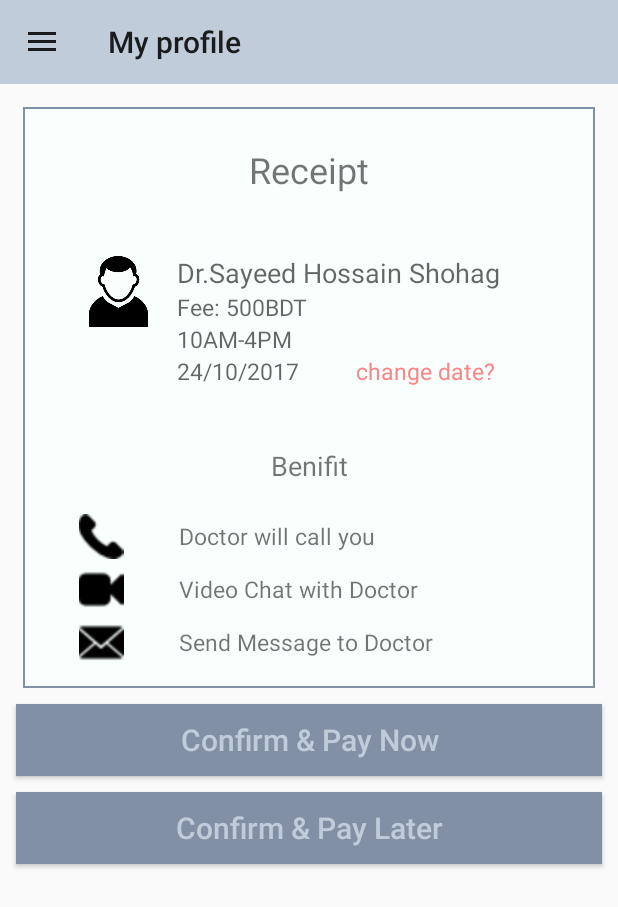
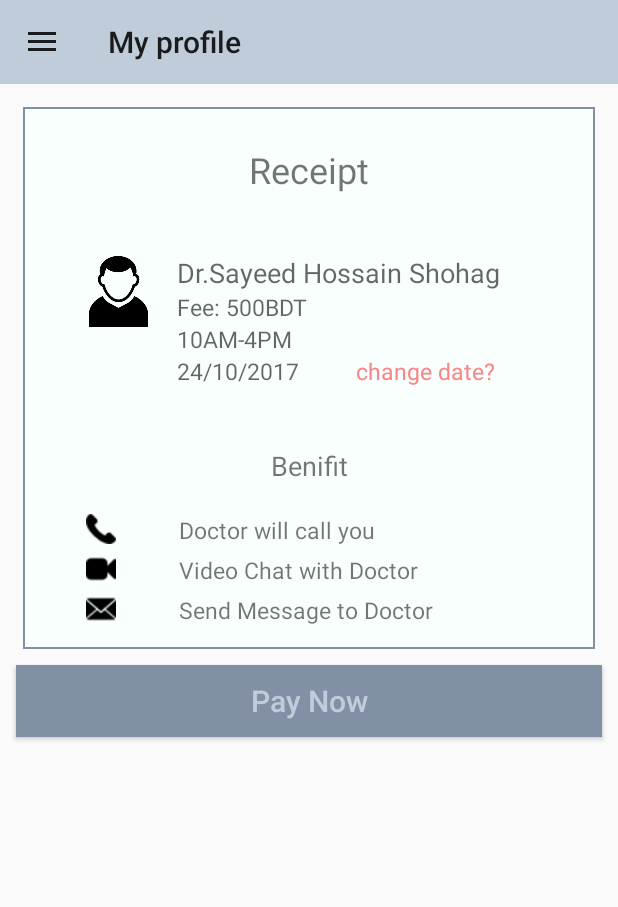
Before and after one commit to RamzanTingku/DakterBariTest, an Android app: the fragment ReceiptFragment placed in its activity, on a phone screen of 412 x 824 dp. Shown: the top 907 px of the screen. Run offline under Robolectric (Android 15) with nearby library versions, the phone set to English and light mode, and no system bars; 2 statements that could not run were skipped.

Commit message:
some change in ui

```diff
--- a/app/build.gradle
+++ b/app/build.gradle
@@ -2,7 +2,7 @@ apply plugin: 'com.android.application'
 
 android {
     compileSdkVersion 26
-    buildToolsVersion "26.0.1"
+    buildToolsVersion '26.0.2'
     defaultConfig {
         applicationId "com.example.ramzanullah.dakterbaritest"
         minSdkVersion 19
--- a/app/src/main/res/layout/fragment_receipt.xml
+++ b/app/src/main/res/layout/fragment_receipt.xml
@@ -116,7 +116,7 @@
             <ImageView
                 android:id="@+id/iv_call_from_doc"
                 android:layout_width="0dp"
-                android:layout_height="30dp"
+                android:layout_height="20dp"
                 android:layout_marginRight="20dp"
                 android:layout_weight="1"
                 android:src="@drawable/call" />
@@ -144,7 +144,7 @@
             <ImageView
                 android:id="@+id/iv_vid_chat"
                 android:layout_width="0dp"
-                android:layout_height="30dp"
+                android:layout_height="20dp"
                 android:layout_marginRight="20dp"
                 android:layout_weight="1"
                 android:src="@drawable/vidcall" />
@@ -171,7 +171,7 @@
             <ImageView
                 android:id="@+id/iv_msg"
                 android:layout_width="0dp"
-                android:layout_height="30dp"
+                android:layout_height="20dp"
                 android:layout_marginRight="20dp"
                 android:layout_weight="1"
                 android:src="@drawable/msg" />
@@ -195,7 +195,7 @@
 
     <Button
         android:id="@+id/btn_pay_now"
-        android:text="Confirm &amp; Pay Now"
+        android:text="Pay Now"
         android:textAllCaps="false"
         android:textSize="20sp"
         android:background="#8190A5"
@@ -204,15 +204,15 @@
         android:layout_height="wrap_content"
         android:layout_margin="5dp"/>
 
-    <Button
+   <!-- <Button
         android:id="@+id/btn_pay_later"
-        android:text="Confirm &amp; Pay Later"
+        android:text="Pay Later"
         android:textAllCaps="false"
         android:textSize="20sp"
         android:background="#8190A5"
         android:textColor="@color/colorPrimary"
         android:layout_width="match_parent"
         android:layout_height="wrap_content"
-        android:layout_margin="5dp"/>
+        android:layout_margin="5dp"/>-->
 
 </LinearLayout>
--- a/build.gradle
+++ b/build.gradle
@@ -5,7 +5,7 @@ buildscript {
         jcenter()
     }
     dependencies {
-        classpath 'com.android.tools.build:gradle:2.3.3'
+        classpath 'com.android.tools.build:gradle:3.0.0'
 
         // NOTE: Do not place your application dependencies here; they belong
         // in the individual module build.gradle files
```
Also changed, not shown: gradle/wrapper/gradle-wrapper.properties.
